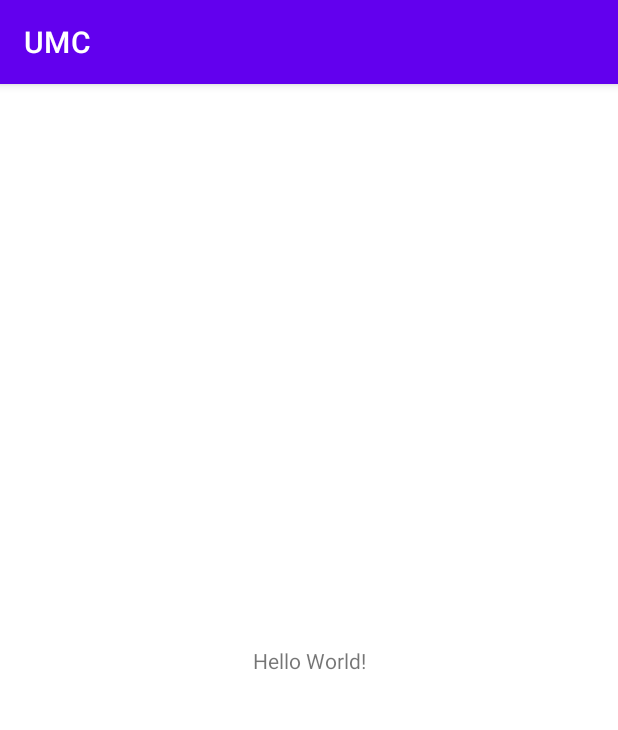
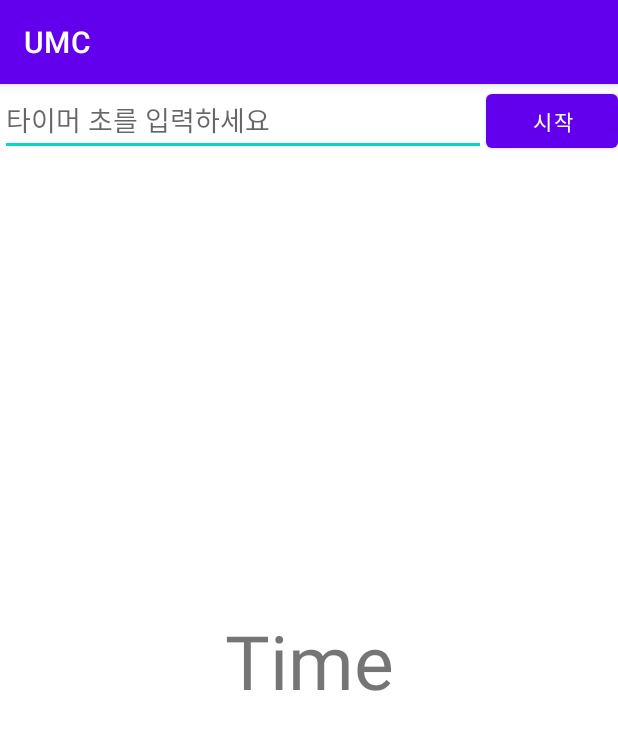
Before and after one commit to Gseungmin/UmcAndroid, an Android app: the screen it shows after launch (MainActivity), on a phone screen of 412 x 824 dp. Shown: the top 730 px of the screen. Run offline under Robolectric (Android 15) with nearby library versions, the phone set to English and light mode, and no system bars.

Commit message:
aran code

```diff
--- a/app/build.gradle
+++ b/app/build.gradle
@@ -32,6 +32,7 @@ android {
     buildFeatures{
         viewBinding = true
     }
+    namespace 'com.example.umc'
 }
 
 dependencies {
--- a/app/src/main/AndroidManifest.xml
+++ b/app/src/main/AndroidManifest.xml
@@ -1,7 +1,6 @@
 <?xml version="1.0" encoding="utf-8"?>
 <manifest xmlns:android="http://schemas.android.com/apk/res/android"
-    xmlns:tools="http://schemas.android.com/tools"
-    package="com.example.umc">
+    xmlns:tools="http://schemas.android.com/tools">
 
     <application
         android:allowBackup="true"
--- a/app/src/main/res/layout/activity_main.xml
+++ b/app/src/main/res/layout/activity_main.xml
@@ -7,12 +7,38 @@
     tools:context=".MainActivity">
 
     <TextView
+        android:id="@+id/text_view"
         android:layout_width="wrap_content"
         android:layout_height="wrap_content"
-        android:text="Hello World!"
+        android:text="Time"
+        android:textSize="50sp"
         app:layout_constraintBottom_toBottomOf="parent"
         app:layout_constraintEnd_toEndOf="parent"
         app:layout_constraintStart_toStartOf="parent"
         app:layout_constraintTop_toTopOf="parent" />
 
+    <LinearLayout
+        android:layout_width="match_parent"
+        android:layout_height="match_parent"
+        app:layout_constraintBottom_toBottomOf="parent"
+        app:layout_constraintTop_toTopOf="parent"
+        app:layout_constraintVertical_bias="0.0"
+        tools:layout_editor_absoluteX="0dp">
+
+        <EditText
+            android:id="@+id/edit_text"
+            android:layout_width="wrap_content"
+            android:layout_height="wrap_content"
+            android:layout_weight="1"
+            android:ems="10"
+            android:inputType="textPersonName"
+            android:hint="타이머 초를 입력하세요" />
+
+        <Button
+            android:id="@+id/button"
+            android:layout_width="wrap_content"
+            android:layout_height="wrap_content"
+            android:text="시작" />
+    </LinearLayout>
+
 </androidx.constraintlayout.widget.ConstraintLayout>
--- a/build.gradle
+++ b/build.gradle
@@ -1,7 +1,7 @@
 // Top-level build file where you can add configuration options common to all sub-projects/modules.
 plugins {
-    id 'com.android.application' version '7.2.2' apply false
-    id 'com.android.library' version '7.2.2' apply false
+    id 'com.android.application' version '7.3.1' apply false
+    id 'com.android.library' version '7.3.1' apply false
     id 'org.jetbrains.kotlin.android' version '1.6.10' apply false
 }
 
```
Also changed, not shown: app/src/main/java/com/example/umc/MainActivity.kt (+24 -0 lines), gradle/wrapper/gradle-wrapper.properties.
